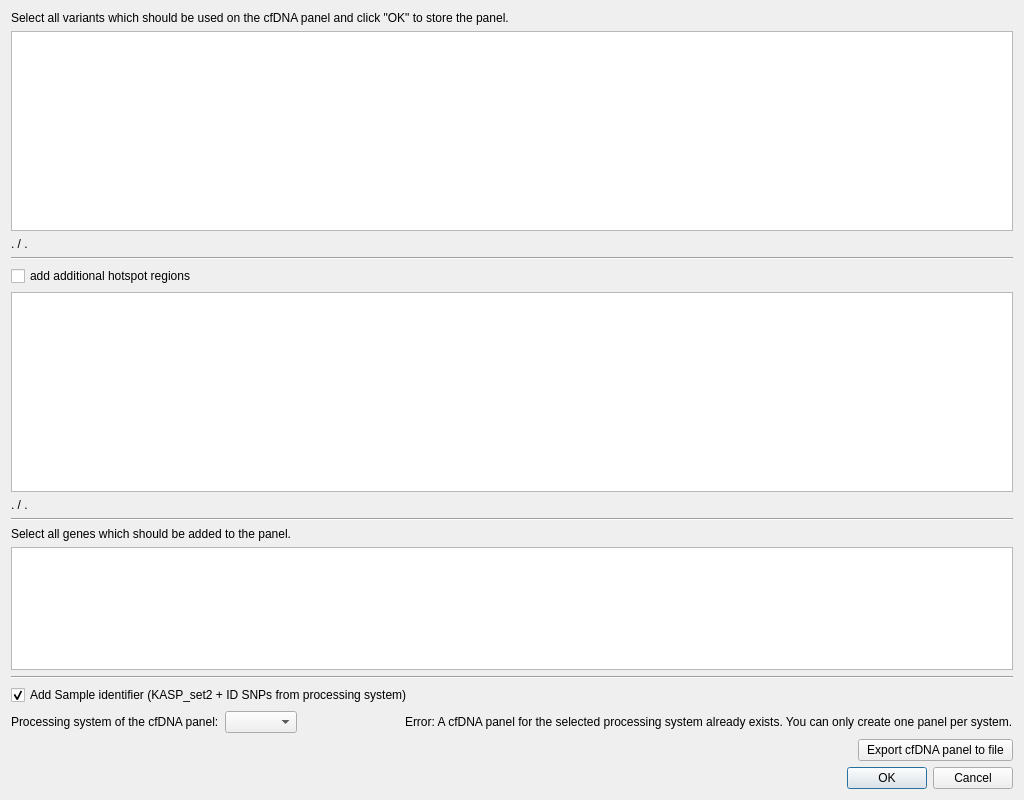
The window that src/GSvar/CfDNAPanelDesignDialog.ui (imgag/ngs-bits) describes before a commit, drawn with Qt 5.
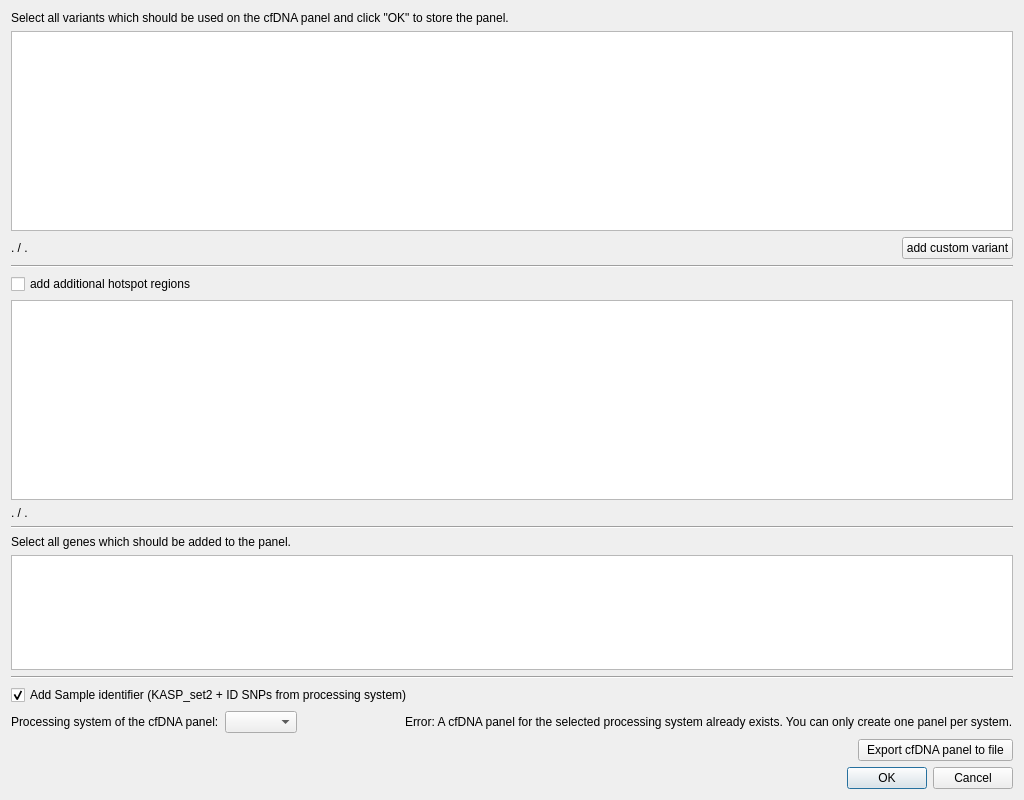
The same window after the commit. Custom widgets are drawn as their Qt base class.

Commit message:
src/GSvar/CfDNAPanelDesignDialog.*: added support for pre-selected variants and the ability to add variants manually
src/cppNGSD/FileLocation*: added new file for cfDNA candidate variants

What changed in the file:
```diff
--- a/src/GSvar/CfDNAPanelDesignDialog.ui
+++ b/src/GSvar/CfDNAPanelDesignDialog.ui
@@ -44,11 +44,38 @@
     </widget>
    </item>
    <item>
+    <layout class="QHBoxLayout" name="horizontalLayout_3">
+     <property name="spacing">
+      <number>0</number>
+     </property>
+     <item>
     <widget class="QLabel" name="l_count_variables">
      <property name="text">
       <string>. / .</string>
      </property>
     </widget>
+     </item>
+     <item>
+      <spacer name="horizontalSpacer_3">
+       <property name="orientation">
+        <enum>Qt::Horizontal</enum>
+       </property>
+       <property name="sizeHint" stdset="0">
+        <size>
+         <width>40</width>
+         <height>20</height>
+        </size>
+       </property>
+      </spacer>
+     </item>
+     <item>
+      <widget class="QPushButton" name="b_add_variant">
+       <property name="text">
+        <string>add custom variant</string>
+       </property>
+      </widget>
+     </item>
+    </layout>
    </item>
    <item>
     <widget class="Line" name="line_2">
```
Lines whose indentation alone changed are shown as unchanged. The commit also changes 8 other files.
